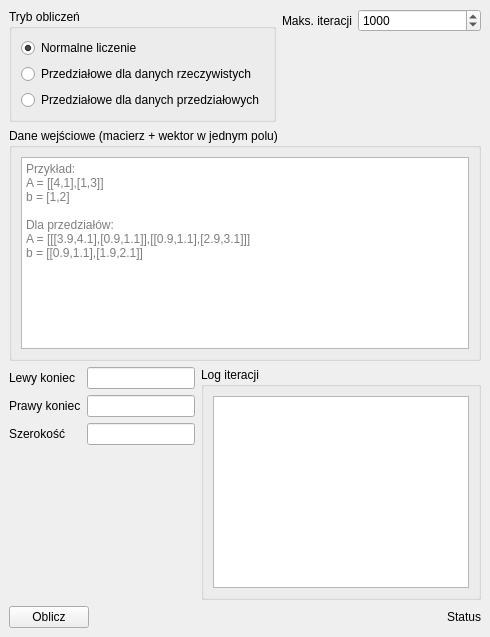
Old version of the form src/gui/MainWindow.ui in the repository 0ritsu/EAN.
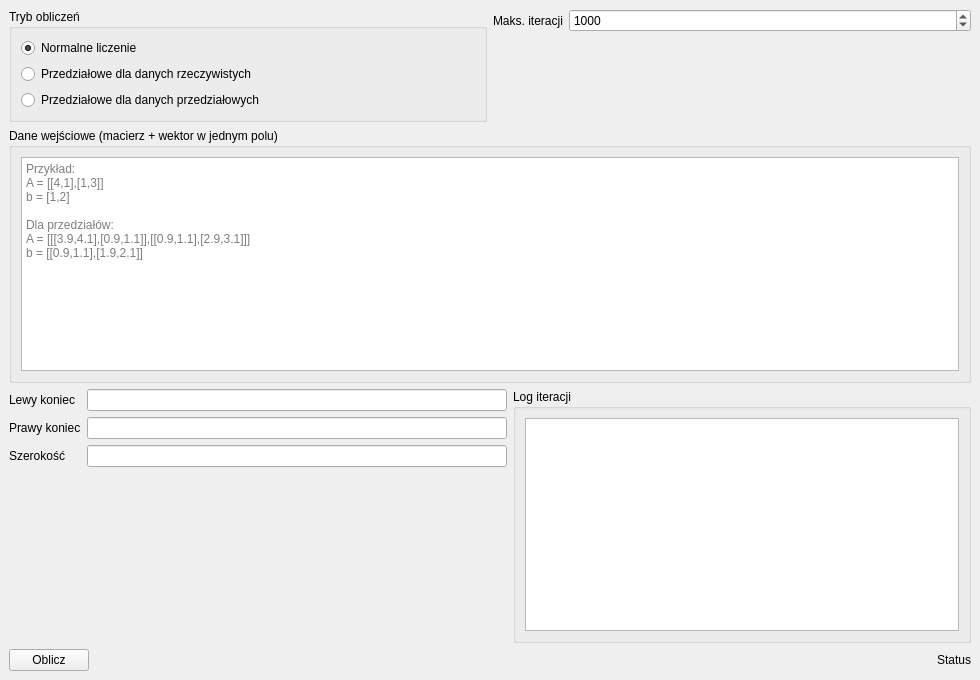
New version of the form.

Commit message: Format outputs to 17 decimals and widen result fields/window.

The edit to the form file:
```diff
--- a/src/gui/MainWindow.ui
+++ b/src/gui/MainWindow.ui
@@ -2,6 +2,12 @@
 <ui version="4.0">
  <class>MainWindow</class>
  <widget class="QMainWindow" name="MainWindow">
+  <property name="minimumSize">
+   <size>
+    <width>980</width>
+    <height>680</height>
+   </size>
+  </property>
   <property name="windowTitle">
    <string>EAN – Cholesky (Interval Arithmetic)</string>
   </property>
@@ -103,6 +109,12 @@
         </item>
         <item row="0" column="1">
          <widget class="QLineEdit" name="leftOutput">
+          <property name="minimumSize">
+           <size>
+            <width>420</width>
+            <height>0</height>
+           </size>
+          </property>
           <property name="readOnly">
            <bool>true</bool>
           </property>
@@ -117,6 +129,12 @@
         </item>
         <item row="1" column="1">
          <widget class="QLineEdit" name="rightOutput">
+          <property name="minimumSize">
+           <size>
+            <width>420</width>
+            <height>0</height>
+           </size>
+          </property>
           <property name="readOnly">
            <bool>true</bool>
           </property>
@@ -131,6 +149,12 @@
         </item>
         <item row="2" column="1">
          <widget class="QLineEdit" name="widthOutput">
+          <property name="minimumSize">
+           <size>
+            <width>420</width>
+            <height>0</height>
+           </size>
+          </property>
           <property name="readOnly">
            <bool>true</bool>
           </property>
```
The commit also changes 2 other files.
